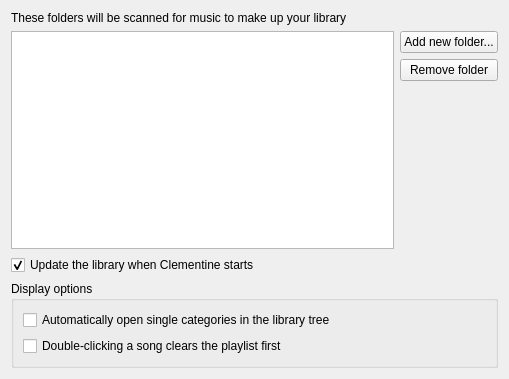
First picture: the form in src/library/libraryconfig.ui, repository clementine-player/Clementine, before the edit.
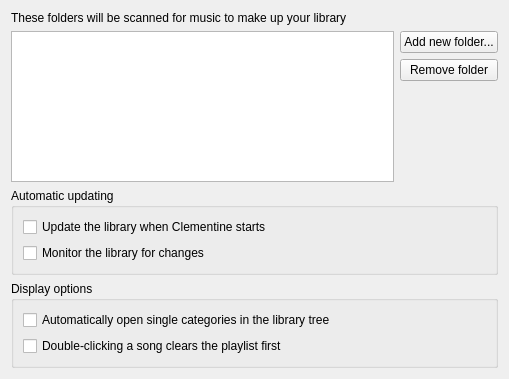
Second picture: the form after the edit.

The edit to the form file:
```diff
--- a/src/library/libraryconfig.ui
+++ b/src/library/libraryconfig.ui
@@ -70,13 +70,26 @@
     </layout>
    </item>
    <item>
+    <widget class="QGroupBox" name="groupBox_2">
+     <property name="title">
+      <string>Automatic updating</string>
+     </property>
+     <layout class="QVBoxLayout" name="verticalLayout_4">
+      <item>
     <widget class="QCheckBox" name="startup_scan">
      <property name="text">
       <string>Update the library when Clementine starts</string>
      </property>
-     <property name="checked">
-      <bool>true</bool>
-     </property>
+       </widget>
+      </item>
+      <item>
+       <widget class="QCheckBox" name="monitor">
+        <property name="text">
+         <string>Monitor the library for changes</string>
+        </property>
+       </widget>
+      </item>
+     </layout>
     </widget>
    </item>
    <item>
```
Lines whose indentation alone changed are shown as unchanged.
